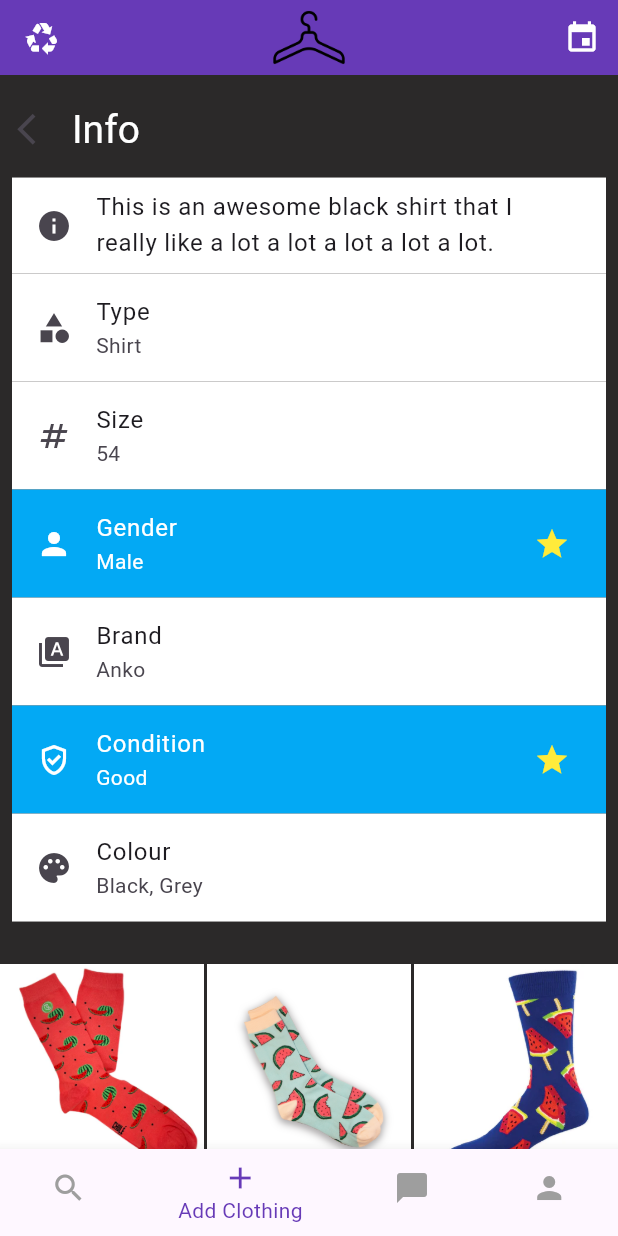
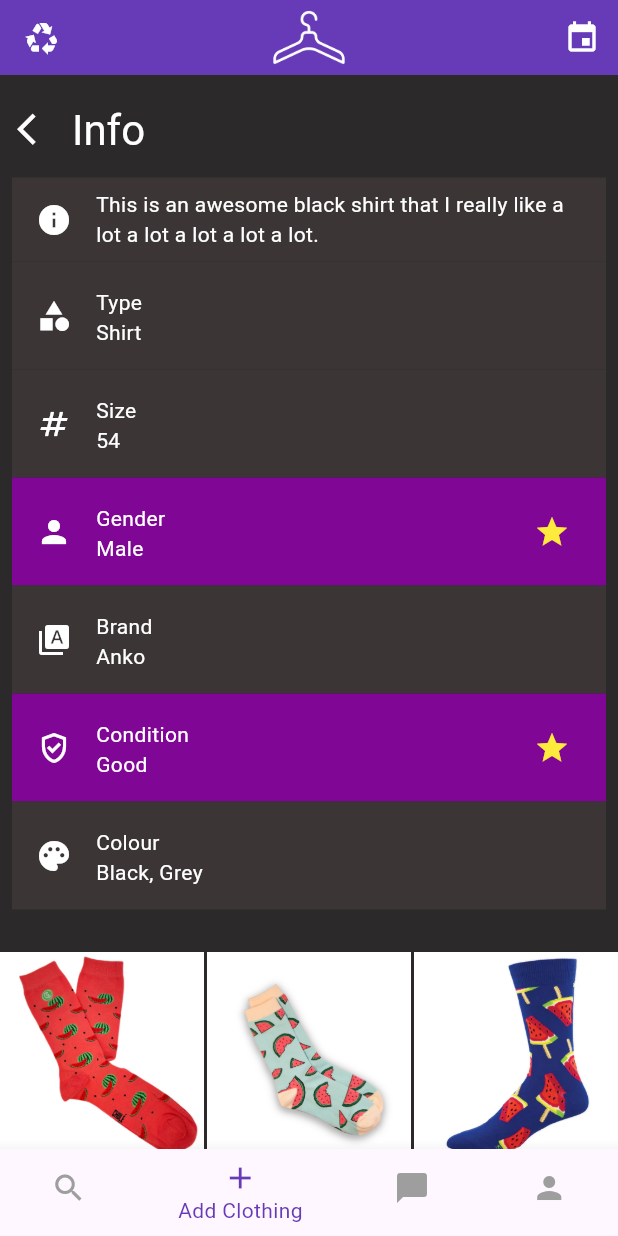
Before and after one commit to Fiversity-1/StyleSwap, a Flutter app: the ClothingDetail screen opened by its route, on a phone screen of 412 x 824 dp. Run offline on Flutter 3.47's test engine with Material 3 defaults, Android fonts, the phone set to English and light mode, and no system bars; our stand-ins replace flutter_card_swiper, flutter_hooks, im_stepper, image_picker, lottie; missing offline and left inert: tutorial_coach_mark.

Commit message:
Dark theme now completed, logo changes to hanger_white.

```diff
--- a/lib/features/clothing/presentation/advanced_search.dart
+++ b/lib/features/clothing/presentation/advanced_search.dart
@@ -66,7 +66,6 @@ class _AdvancedSearchState extends State<AdvancedSearch> {
                 child: IconButton(
                   icon: const Icon(Icons.arrow_back_ios),
                   iconSize: 20,
-                  color: Colors.black,
                   onPressed: () {},
                 ),
               ),
@@ -99,7 +98,10 @@ class _AdvancedSearchState extends State<AdvancedSearch> {
                         _incrementCounter();
                         //backend send, retrieval
                       },
-                      title: Text('${categories[_counter].options[index]}'),
+                      title: Text(
+                        '${categories[_counter].options[index]}',
+                        style: Theme.of(context).textTheme.bodyLarge,
+                      ),
                       leading: Icon(categories[_counter].logo));
                 }),
           ),
--- a/lib/features/clothing/presentation/clothing_detail.dart
+++ b/lib/features/clothing/presentation/clothing_detail.dart
@@ -73,23 +73,44 @@ class ClothingDetail extends StatelessWidget {
                     kIsWeb ? const EdgeInsets.all(16) : const EdgeInsets.all(8),
                 children: [
                   ListTile(
-                    title: Text(item.bio),
+                    title: Text(
+                      item.bio,
+                      style: Theme.of(context).textTheme.bodyMedium,
+                    ),
                     leading: const Icon(Icons.info),
                   ),
                   ListTile(
-                    title: const Text("Type"),
-                    subtitle: Text(item.type),
+                    title: Text(
+                      "Type",
+                      style: Theme.of(context).textTheme.bodyMedium,
+                    ),
+                    subtitle: Text(
+                      item.type,
+                      style: Theme.of(context).textTheme.bodyMedium,
+                    ),
                     leading: const Icon(Icons.category),
                   ),
                   ListTile(
-                    title: const Text("Size"),
-                    subtitle: Text(item.size.toString()),
+                    title: Text(
+                      "Size",
+                      style: Theme.of(context).textTheme.bodyMedium,
+                    ),
+                    subtitle: Text(
+                      item.size.toString(),
+                      style: Theme.of(context).textTheme.bodyMedium,
+                    ),
                     leading: const Icon(Icons.numbers),
                   ),
                   ListTile(
                       selected: true,
-                      title: const Text("Gender"),
-                      subtitle: Text(item.gender),
+                      title: Text(
+                        "Gender",
+                        style: Theme.of(context).textTheme.bodyMedium,
+                      ),
+                      subtitle: Text(
+                        item.gender,
+                        style: Theme.of(context).textTheme.bodyMedium,
+                      ),
                       leading: const Icon(
                         Icons.person,
                       ),
@@ -98,14 +119,26 @@ class ClothingDetail extends StatelessWidget {
                         color: Colors.yellow,
                       )),
                   ListTile(
-                    title: const Text("Brand"),
-                    subtitle: Text(item.brand),
+                    title: Text(
+                      "Brand",
+                      style: Theme.of(context).textTheme.bodyMedium,
+                    ),
+                    subtitle: Text(
+                      item.brand,
+                      style: Theme.of(context).textTheme.bodyMedium,
+                    ),
                     leading: const Icon(Icons.type_specimen),
                   ),
                   ListTile(
                       selected: true,
-                      title: const Text("Condition"),
-                      subtitle: Text(item.condition),
+                      title: Text(
+                        "Condition",
+                        style: Theme.of(context).textTheme.bodyMedium,
+                      ),
+                      subtitle: Text(
+                        item.condition,
+                        style: Theme.of(context).textTheme.bodyMedium,
+                      ),
                       leading: const Icon(
                         Icons.gpp_good_outlined,
                       ),
@@ -114,8 +147,14 @@ class ClothingDetail extends StatelessWidget {
                         color: Colors.yellow,
                       )),
                   ListTile(
-                    title: const Text("Colour"),
-                    subtitle: Text(item.colours.join(", ")),
+                    title: Text(
+                      "Colour",
+                      style: Theme.of(context).textTheme.bodyMedium,
+                    ),
+                    subtitle: Text(
+                      item.colours.join(", "),
+                      style: Theme.of(context).textTheme.bodyMedium,
+                    ),
                     leading: const Icon(Icons.palette),
                   ),
                 ],
--- a/lib/features/profile/presentation/profile.dart
+++ b/lib/features/profile/presentation/profile.dart
@@ -50,7 +50,7 @@ class Profile extends StatelessWidget {
                   width: 300,
                   decoration: BoxDecoration(
                       shape: BoxShape.rectangle,
-                      color: Theme.of(context).primaryColorLight,
+                      color: Theme.of(context).primaryColor,
                       borderRadius: BorderRadius.circular(10)),
                   child: Text(
                     'I love food and sustainability! Keen to trade some clothes!',
--- a/lib/theme/theme.dart
+++ b/lib/theme/theme.dart
@@ -6,7 +6,6 @@ ThemeData lightTheme = ThemeData(
   useMaterial3: true,
   primaryColor: Colors.lightBlue,
   scaffoldBackgroundColor: Colors.grey[300],
-
   appBarTheme: const AppBarTheme(
     color: Colors.blue,
     iconTheme: IconThemeData(color: Colors.white),
@@ -22,24 +21,18 @@ ThemeData lightTheme = ThemeData(
       selectedItemColor: Colors.blue,
       unselectedItemColor: Colors.grey,
       backgroundColor: Colors.white),
-  // dialogBackgroundColor: Colors.lightBlue,
-  // inputDecorationTheme: const InputDecorationTheme(
-  //     fillColor: Colors.white,
-  //     enabledBorder:
-  //         OutlineInputBorder(borderSide: BorderSide(color: Colors.blue))),
   hoverColor: Colors.lightBlueAccent,
   listTileTheme: const ListTileThemeData(
       tileColor: Colors.white,
       selectedTileColor: Colors.lightBlue,
       selectedColor: Colors.white),
-  // iconTheme: const IconThemeData(color: Colors.black)
 );
 
 ThemeData darkTheme = ThemeData(
-  colorScheme: ColorScheme.fromSeed(seedColor: Colors.deepPurple)
-      .copyWith(brightness: Brightness.dark),
     useMaterial3: true,
-  scaffoldBackgroundColor: Color.fromARGB(255, 43, 41, 41),
+    scaffoldBackgroundColor: const Color.fromARGB(255, 43, 41, 41),
+    primarySwatch: Colors.deepPurple,
+    iconTheme: const IconThemeData(color: Colors.white),
     appBarTheme: const AppBarTheme(
       color: Colors.deepPurple,
       iconTheme: IconThemeData(color: Colors.white),
@@ -57,27 +50,33 @@ ThemeData darkTheme = ThemeData(
     ),
     hoverColor: Colors.deepPurpleAccent,
     listTileTheme: const ListTileThemeData(
-      tileColor: Colors.white,
-      selectedTileColor: Colors.lightBlue,
-      selectedColor: Colors.white),
+      tileColor: Color.fromARGB(255, 59, 53, 53),
+      leadingAndTrailingTextStyle: TextStyle(color: Colors.white),
+      iconColor: Colors.white,
+      selectedTileColor: Color.fromARGB(255, 128, 7, 149),
+      selectedColor: Colors.white,
+    ),
     textTheme: const TextTheme(
       headlineLarge: TextStyle(
-        fontSize: 42,
         color: Colors.white,
       ),
       headlineMedium: TextStyle(
-        fontSize: 26,
         color: Colors.white,
       ),
       headlineSmall: TextStyle(
-        fontSize: 26,
-        color: Colors.black,
+        color: Colors.white,
+      ),
+      bodyLarge: TextStyle(color: Colors.white),
+      bodyMedium: TextStyle(
+        color: Colors.white,
       ),
       bodySmall: TextStyle(
-        fontSize: 22,
         color: Colors.white,
       ),
-      bodyLarge: TextStyle(color: Colors.white)),
-);
+    ),
+    inputDecorationTheme: const InputDecorationTheme(
+      fillColor: Color.fromARGB(255, 50, 47, 47),
+    ),
+    hintColor: Colors.white);
 
 ThemeData accessibilityTheme = ThemeData();
--- a/lib/widgets/custom_top_app_bar.dart
+++ b/lib/widgets/custom_top_app_bar.dart
@@ -1,4 +1,7 @@
+import 'package:clothing_swap/theme/theme.dart';
+import 'package:clothing_swap/theme/themeSwitcher.dart';
 import 'package:flutter/material.dart';
+import 'package:provider/provider.dart';
 
 class CustomTopAppBar extends StatelessWidget {
   const CustomTopAppBar({super.key});
@@ -7,7 +10,9 @@ class CustomTopAppBar extends StatelessWidget {
   Widget build(BuildContext context) {
     return AppBar(
       title: Image.asset(
-        'lib/images/hanger.png',
+        Provider.of<ThemeSwitcher>(context).themeData == lightTheme
+            ? 'lib/images/hanger.png'
+            : 'lib/images/hanger_white.png',
         height: 65,
         width: 75,
       ),
```
Also changed, not shown: lib/images/hanger_white.png (added). Lines whose indentation alone changed are shown as unchanged.
